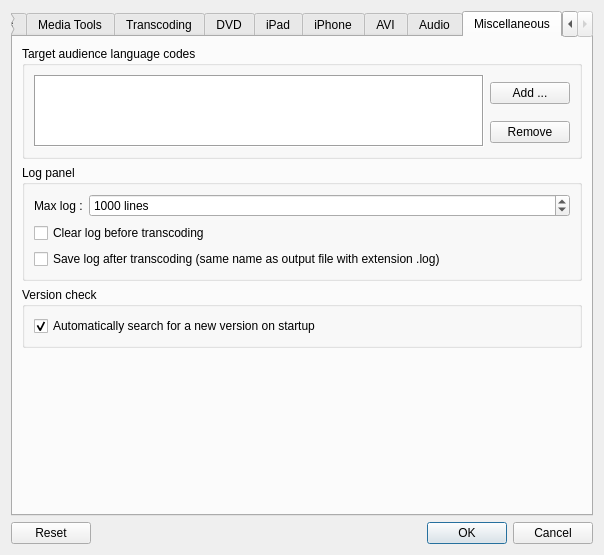
Above: src/QtlMovie/QtlMovieEditSettings.ui from qtlmovie/qtlmovie before the change. Below: the same form after it.
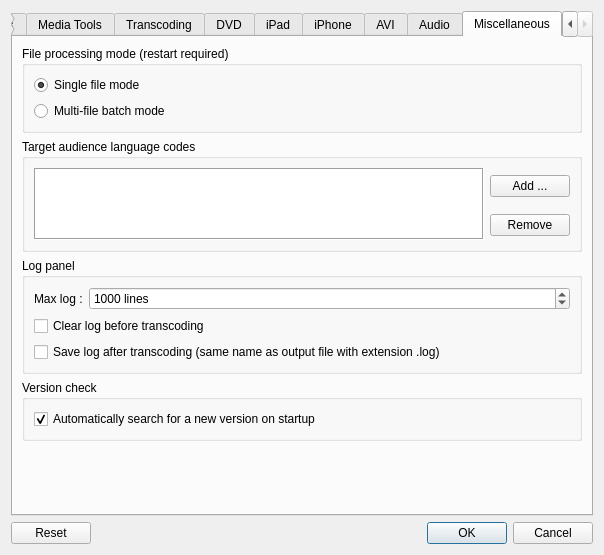
That is the form after the change. The open tabs and pages were chosen to show the change. Icons and pictures are not drawn. Custom widgets are drawn as their Qt base class.

Commit message: Batch mode intermediate step

Patch:
```diff
--- a/src/QtlMovie/QtlMovieEditSettings.ui
+++ b/src/QtlMovie/QtlMovieEditSettings.ui
@@ -1126,6 +1126,32 @@
        <string>Miscellaneous</string>
       </attribute>
       <layout class="QVBoxLayout" name="layoutMisc">
+       <item>
+        <widget class="QGroupBox" name="groupBoxFileProcessing">
+         <property name="title">
+          <string>File processing mode (restart required)</string>
+         </property>
+         <layout class="QVBoxLayout" name="verticalLayout_6">
+          <item>
+           <widget class="QRadioButton" name="radioSingleFile">
+            <property name="text">
+             <string>Single file mode</string>
+            </property>
+            <property name="checked">
+             <bool>true</bool>
+            </property>
+           </widget>
+          </item>
+          <item>
+           <widget class="QRadioButton" name="radioMultiFile">
+            <property name="text">
+             <string>Multi-file batch mode</string>
+            </property>
+           </widget>
+          </item>
+         </layout>
+        </widget>
+       </item>
        <item>
         <widget class="QGroupBox" name="groupBoxLanguages">
          <property name="title">
@@ -1272,17 +1298,17 @@
   </layout>
  </widget>
  <customwidgets>
+  <customwidget>
+   <class>QtlLineEdit</class>
+   <extends>QLineEdit</extends>
+   <header>QtlLineEdit.h</header>
+  </customwidget>
   <customwidget>
    <class>QtlDialog</class>
    <extends>QDialog</extends>
    <header>QtlDialog.h</header>
    <container>1</container>
   </customwidget>
-  <customwidget>
-   <class>QtlLineEdit</class>
-   <extends>QLineEdit</extends>
-   <header>QtlLineEdit.h</header>
-  </customwidget>
  </customwidgets>
  <resources>
   <include location="QtlMovie.qrc"/>
```
The commit also changes 14 other files.
